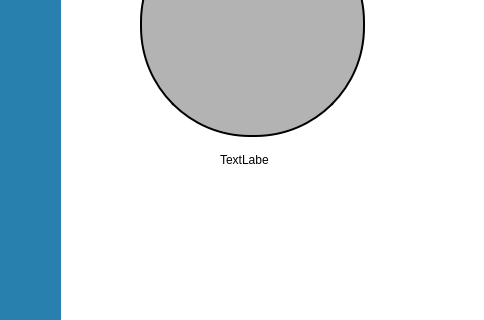
Above: DokanOnlineMarket/SellerInfoView.ui from Hossam-H22/Dokan_OnlineMarket before the change; both pictures show x 0 to 484 and y 188 to 508 of the 1270 by 800 pixel window. Below: the same form after it.
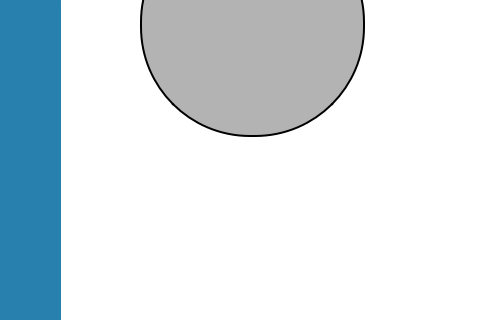
That is the form after the change.

```diff
--- a/DokanOnlineMarket/SellerInfoView.ui
+++ b/DokanOnlineMarket/SellerInfoView.ui
@@ -101,19 +101,6 @@
      <set>Qt::AlignCenter</set>
     </property>
    </widget>
-   <widget class="QLabel" name="label_2">
-    <property name="geometry">
-     <rect>
-      <x>220</x>
-      <y>340</y>
-      <width>49</width>
-      <height>16</height>
-     </rect>
-    </property>
-    <property name="text">
-     <string>TextLabel</string>
-    </property>
-   </widget>
   </widget>
  </widget>
  <resources/>
```
